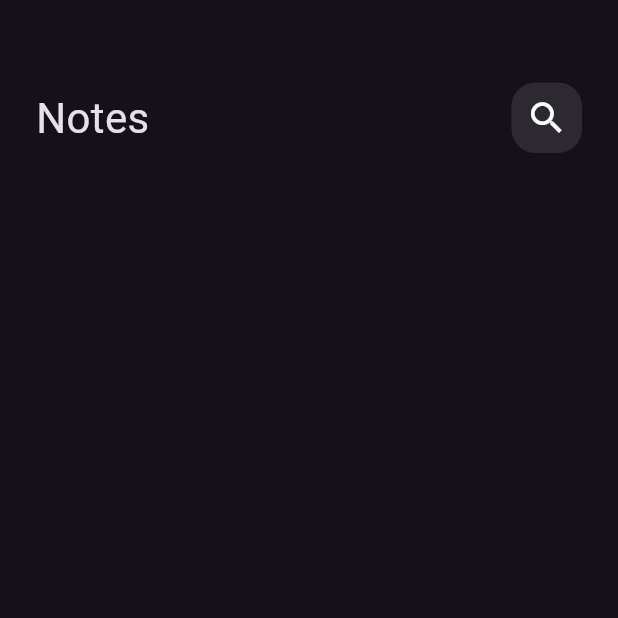
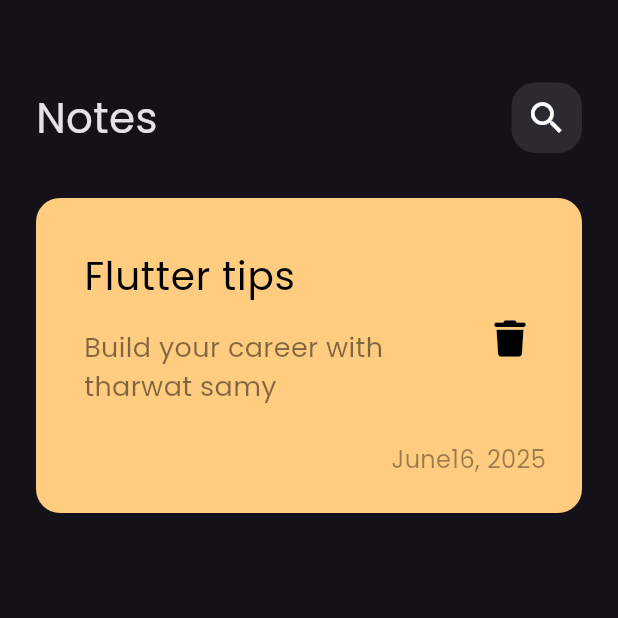
Before and after one commit to AbdullahCod3/notes_app, a Flutter app: the screen it shows after launch, on a phone screen of 412 x 824 dp, the top half of it. Run offline on Flutter 3.47's test engine with Material 3 defaults, Android fonts, the phone set to English and light mode, and no system bars; our stand-ins replace font_awesome_flutter.

Commit message:
create custom note item

```diff
--- a/lib/main.dart
+++ b/lib/main.dart
@@ -13,7 +13,8 @@ class NotesApp extends StatelessWidget {
     return MaterialApp(
        debugShowCheckedModeBanner: false,
        theme: ThemeData(
-        brightness: Brightness.dark
+        brightness: Brightness.dark,
+        fontFamily: 'Poppins',
        ),
        home: const NotesView(),
     );
--- /dev/null
+++ b/lib/views/widgets/custom_note_item.dart
@@ -0,0 +1,52 @@
+import 'package:flutter/material.dart';
+import 'package:font_awesome_flutter/font_awesome_flutter.dart';
+
+class NotesItem extends StatelessWidget {
+  const NotesItem({super.key});
+
+  @override
+  Widget build(BuildContext context) {
+    return Container(
+      padding: EdgeInsets.only(top: 24, bottom: 24, left: 16),
+      decoration: BoxDecoration(
+        color: Color(0xffFFCC80),
+        borderRadius: BorderRadius.circular(16),
+      ),
+      child: Column(
+        crossAxisAlignment: CrossAxisAlignment.end,
+        children: [
+          ListTile(
+            title: Text(
+              'Flutter tips',
+              style: TextStyle(color: Colors.black, fontSize: 26),
+            ),
+            subtitle: Padding(
+              padding: const EdgeInsets.only(top: 16, bottom: 16),
+              child: Text(
+                'Build your career with tharwat samy',
+                style: TextStyle(
+                  color: Colors.black.withOpacity(.5),
+                  fontSize: 18,
+                ),
+              ),
+            ),
+            trailing: IconButton(
+              onPressed: () {},
+              icon: Icon(FontAwesomeIcons.trash, color: Colors.black, size: 24),
+            ),
+          ),
+          Padding(
+            padding: const EdgeInsets.only(right: 24),
+            child: Text(
+              'June16, 2025',
+              style: TextStyle(
+                color: Colors.black.withOpacity(.4),
+                fontSize: 16,
+              ),
+            ),
+          ),
+        ],
+      ),
+    );
+  }
+}
--- a/lib/views/widgets/notes_view_body.dart
+++ b/lib/views/widgets/notes_view_body.dart
@@ -1,5 +1,6 @@
 import 'package:flutter/material.dart';
 import 'package:notes_app/views/widgets/custom_app_bar.dart';
+import 'package:notes_app/views/widgets/custom_note_item.dart';
 
 class NotesViewBody extends StatelessWidget {
   const NotesViewBody({super.key});
@@ -11,7 +12,9 @@ class NotesViewBody extends StatelessWidget {
       child: Column(
         children: [
           SizedBox(height: 55),
-          CustomAppBar()
+          CustomAppBar(),
+          SizedBox(height: 30),
+          NotesItem(),
         ],
       ),
     );
```
Also changed, not shown: pubspec.yaml (+10 -16 lines), assets/fonts/Poppins-Regular.ttf (added), pubspec.lock.
